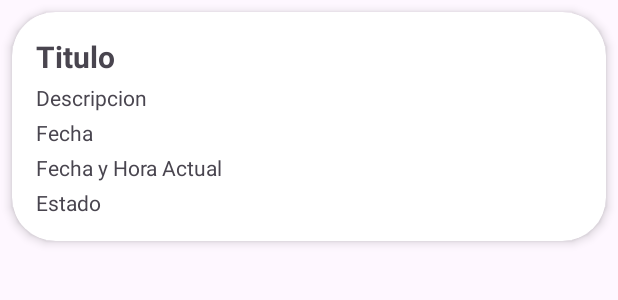
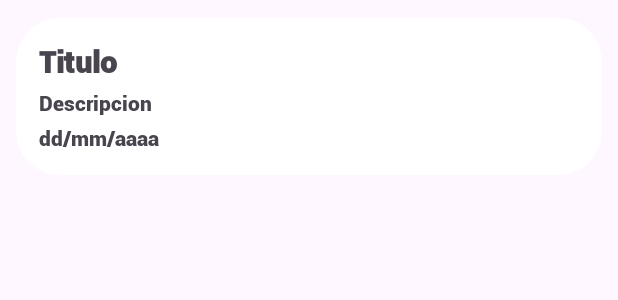
Before and after one commit to Dani063/TaskMaster, an Android app: the layout item_tarea.xml on its own in the app's theme, with its tools: preview values and no code run, on a phone screen of 412 x 824 dp. Shown: the top 300 px of the screen. Run offline under Robolectric (Android 15) with nearby library versions, the phone set to English and light mode, and no system bars.

Commit message:
Dios mio se listan las tareas aleluya

```diff
--- a/app/build.gradle.kts
+++ b/app/build.gradle.kts
@@ -41,6 +41,7 @@ dependencies {
     implementation("com.google.firebase:firebase-auth")
     implementation("com.google.firebase:firebase-database")
     implementation("com.firebaseui:firebase-ui-database:8.0.2")
+    implementation ("com.google.android.material:material:1.4.0")
     implementation(libs.appcompat)
     implementation(libs.material)
     implementation(libs.activity)
--- /dev/null
+++ b/app/src/main/res/drawable/ic_add.xml
@@ -0,0 +1,5 @@
+<vector xmlns:android="http://schemas.android.com/apk/res/android" android:height="24dp" android:tint="#CCCCCC" android:viewportHeight="24" android:viewportWidth="24" android:width="24dp">
+
+    <path android:fillColor="@android:color/white" android:pathData="M19,13h-6v6h-2v-6H5v-2h6V5h2v6h6v2z"/>
+
+</vector>
--- a/app/src/main/res/layout/activity_menu_principal.xml
+++ b/app/src/main/res/layout/activity_menu_principal.xml
@@ -79,7 +79,7 @@
 
             <Button
                 android:id="@+id/AgregaNota"
-                android:layout_marginTop="480dp"
+                android:layout_marginTop="280dp"
                 android:layout_width="63dp"
                 android:layout_height="70dp"
                 android:layout_gravity="end"
--- a/app/src/main/res/layout/item_tarea.xml
+++ b/app/src/main/res/layout/item_tarea.xml
@@ -1,53 +1,81 @@
 <?xml version="1.0" encoding="utf-8"?>
-<androidx.cardview.widget.CardView xmlns:android="http://schemas.android.com/apk/res/android"
+<androidx.cardview.widget.CardView
+    android:clickable="true"
+    android:focusable="true"
+    android:foreground="?android:attr/selectableItemBackground"
+    app:cardUseCompatPadding="true"
+    xmlns:android="http://schemas.android.com/apk/res/android"
     android:layout_width="match_parent"
     android:layout_height="wrap_content"
     xmlns:app="http://schemas.android.com/apk/res-auto"
-    android:layout_margin="8dp"
+    android:layout_margin="0dp"
     app:cardCornerRadius="29dp"
-    app:cardElevation="4dp">
+    app:cardElevation="0dp">
 
     <LinearLayout
         android:layout_width="match_parent"
         android:layout_height="wrap_content"
         android:orientation="vertical"
-        android:padding="16dp">
+        android:padding="15dp">
 
         <TextView
-            android:id="@+id/tituloTextView"
+            android:id="@+id/tituloItem"
             android:layout_width="wrap_content"
             android:layout_height="wrap_content"
-            android:text="Titulo"
+            android:fontFamily="@font/robotoblack"
+            android:text="@string/tituloItem"
             android:textSize="20sp"
             android:textStyle="bold" />
 
         <TextView
-            android:id="@+id/descripcionTextView"
+            android:id="@+id/descripcionItem"
             android:layout_width="wrap_content"
             android:layout_height="wrap_content"
-            android:text="Descripcion"
+            android:fontFamily="@font/robotoblack"
+            android:text="@string/descripcionItem"
             android:layout_marginTop="4dp" />
 
         <TextView
-            android:id="@+id/fechaTextView"
+            android:id="@+id/fechaItem"
             android:layout_width="wrap_content"
             android:layout_height="wrap_content"
-            android:text="Fecha"
+            android:fontFamily="@font/robotoblack"
+            android:text="@string/fechaItem"
             android:layout_marginTop="4dp" />
 
         <TextView
-            android:id="@+id/fecha_hora_ActualTextView"
+            android:id="@+id/fecha_hora_ActualItem"
             android:layout_width="wrap_content"
             android:layout_height="wrap_content"
-            android:text="Fecha y Hora Actual"
-            android:layout_marginTop="4dp" />
+            android:fontFamily="@font/robotoblack"
+            android:text="@string/fecha_hora_actualItem"
+            android:layout_marginTop="4dp"
+            android:visibility="gone"/>
 
         <TextView
-            android:id="@+id/estadoTextView"
+            android:id="@+id/estadoItem"
             android:layout_width="wrap_content"
             android:layout_height="wrap_content"
-            android:text="Estado"
-            android:layout_marginTop="4dp" />
+            android:fontFamily="@font/robotoblack"
+            android:text="@string/estadoItem"
+            android:layout_marginTop="4dp"
+            android:visibility="gone"/>
+        <TextView
+            android:id="@+id/Uid_UsuarioItem"
+            android:layout_width="wrap_content"
+            android:layout_height="wrap_content"
+            android:fontFamily="@font/robotoblack"
+            android:text="@string/Uid_UsuarioItem"
+            android:layout_marginTop="4dp"
+            android:visibility="gone"/>
+        <TextView
+            android:id="@+id/Tid_TareaItem"
+            android:layout_width="wrap_content"
+            android:layout_height="wrap_content"
+            android:fontFamily="@font/robotoblack"
+            android:text="@string/Tid_TareaItem"
+            android:layout_marginTop="4dp"
+            android:visibility="gone"/>
 
     </LinearLayout>
 
--- a/app/src/main/res/values/strings.xml
+++ b/app/src/main/res/values/strings.xml
@@ -40,4 +40,13 @@
     <string name="Btn_RegistraNota">Guardar</string>
     <string name="CrearTarea">Crear tarea</string>
 
+    <!-- ITEM NOTA -->
+    <string name="fecha_hora_actualItem">Fecha y hora actual</string>
+    <string name="tituloItem">Titulo</string>
+    <string name="descripcionItem">Descripcion</string>
+    <string name="fechaItem">dd/mm/aaaa</string>
+    <string name="estadoItem">No finalizado</string>
+    <string name="Uid_UsuarioItem">Uid del Usuario</string>
+    <string name="Tid_TareaItem">Tid de la tarea</string>
+
 </resources>
```
Also changed, not shown: app/src/main/java/Objects/Tarea.java (+12 -12 lines), app/src/main/java/ViewHolder/TareaViewHolder.java (+37 -22 lines), app/src/main/java/com/example/taskmaster/Menu_Principal.java (+36 -14 lines).
